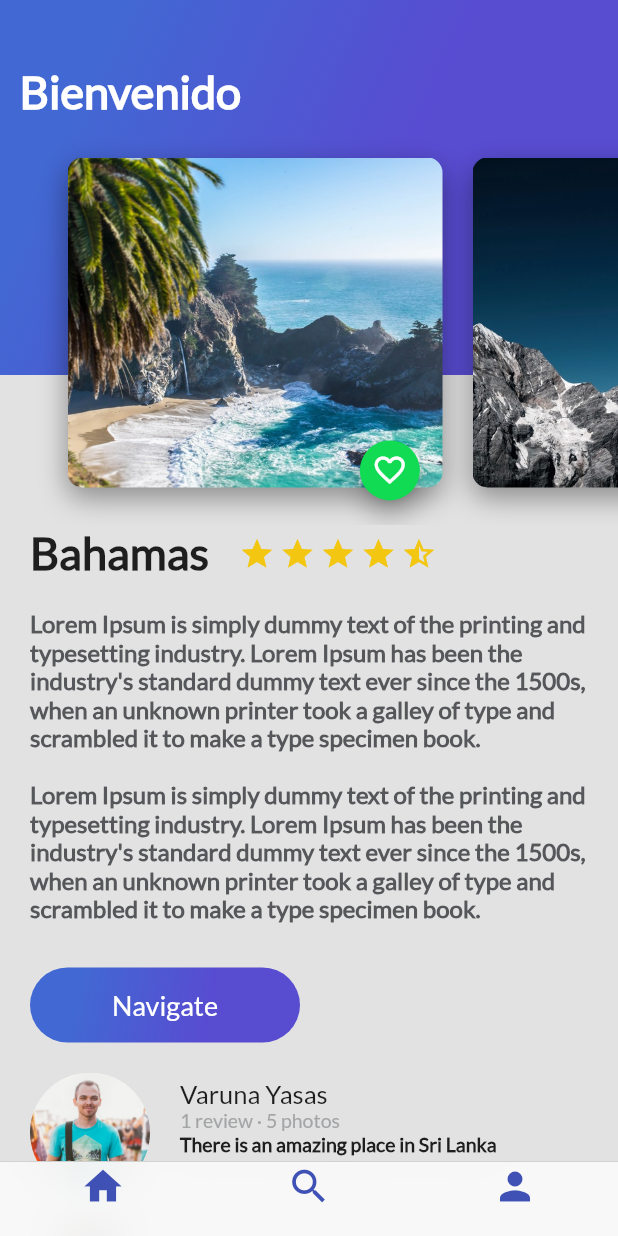
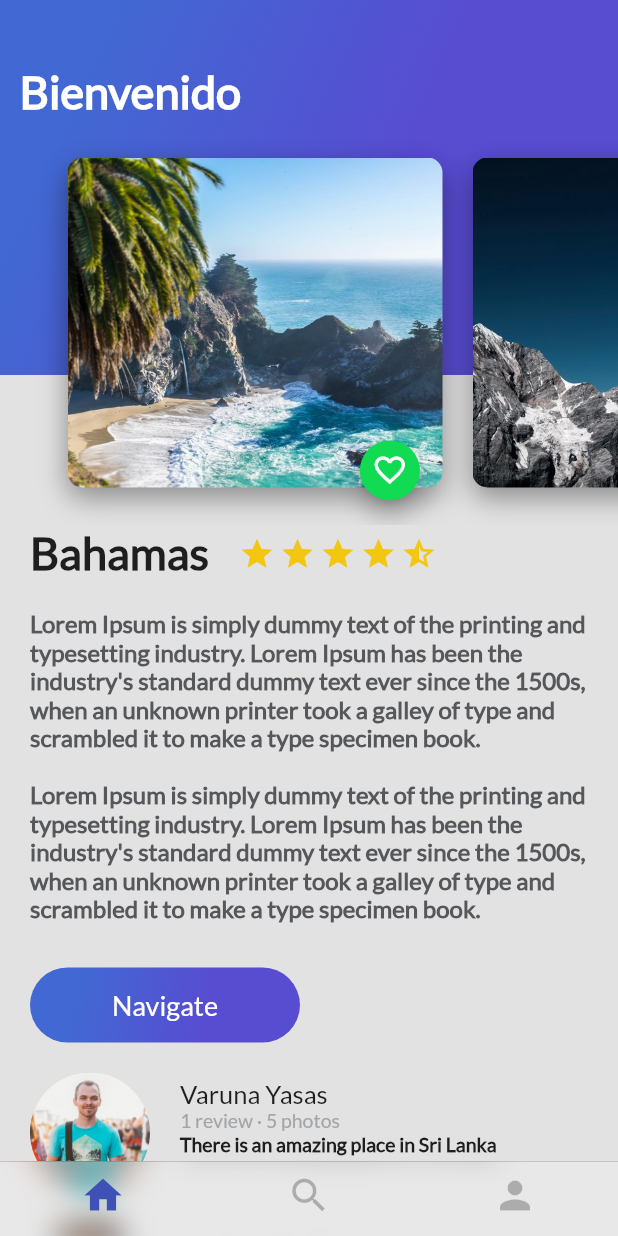
Before and after one commit to PedroHincapie/app_trips, a Flutter app: the screen it shows after launch, on a phone screen of 412 x 824 dp. Run offline on Flutter 3.47's test engine with Material 2 defaults, Android fonts, the phone set to English and light mode, and no system bars.

Commit message:
Update platzi_trips_cupertino.dart

```diff
--- a/lib/scr/pages/platzi_trips_cupertino.dart
+++ b/lib/scr/pages/platzi_trips_cupertino.dart
@@ -1,55 +1,44 @@
+import 'package:flutter/cupertino.dart';
 import 'package:flutter/material.dart';
-import 'package:flutter/cupertino.dart';
+
 import 'home_trips.dart';
+import 'profile_trips.dart';
 import 'search_trips.dart';
-import 'profile_trips.dart';
 
 class PlatziTripsCupertino extends StatelessWidget {
+  final List<Widget> widgetChildren = [
+    HomeTrips(),
+    SearchTrips(),
+    ProfileTrips(),
+  ];
+
   @override
   Widget build(BuildContext context) {
-    // TODO: implement build
     return Scaffold(
       bottomNavigationBar: CupertinoTabScaffold(
         tabBar: CupertinoTabBar(
+          backgroundColor: Colors.white.withAlpha(50),
           items: [
             BottomNavigationBarItem(
-                  icon: Icon(Icons.home, color: Colors.indigo),
-                  title: Text("")
+              icon: Icon(Icons.home, color: Colors.black26),
+              activeIcon: Icon(Icons.home, color: Colors.indigo),
             ),
             BottomNavigationBarItem(
-                  icon: Icon(Icons.search, color: Colors.indigo),
-                  title: Text("")
+              activeIcon: Icon(Icons.search, color: Colors.indigo),
+              icon: Icon(Icons.search, color: Colors.black26),
             ),
             BottomNavigationBarItem(
-                  icon: Icon(Icons.person, color: Colors.indigo),
-                  title: Text("")
+              activeIcon: Icon(Icons.person, color: Colors.indigo),
+              icon: Icon(Icons.person, color: Colors.black26),
             ),
-            ]
+          ],
         ),
-
         tabBuilder: (BuildContext context, int index) {
-          switch (index) {
-            case 0:
           return CupertinoTabView(
-                builder: (BuildContext context) => HomeTrips(),
+            builder: (BuildContext context) => widgetChildren[index],
           );
-              break;
-            case 1:
-              return CupertinoTabView(
-                builder: (BuildContext context) => SearchTrips(),
-              );
-              break;
-            case 2:
-              return CupertinoTabView(
-                builder: (BuildContext context) => ProfileTrips(),
-              );
-              break;
-
-          }
-
         },
       ),
     );
   }
-
 }
```
Lines whose indentation alone changed are shown as unchanged.
